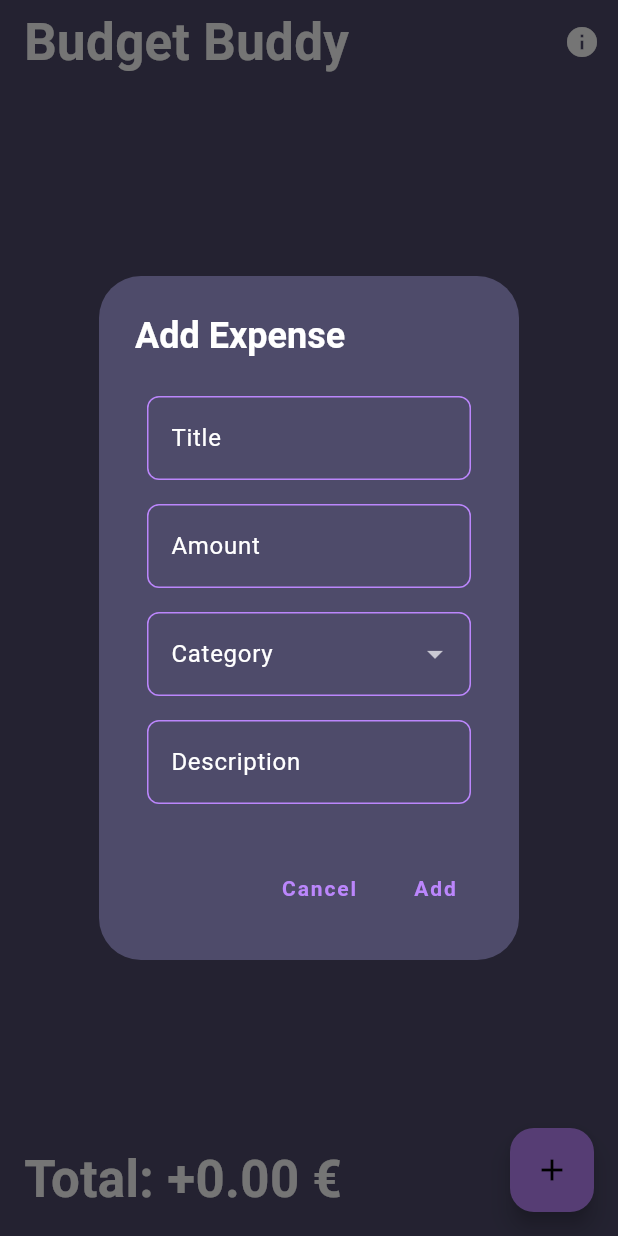
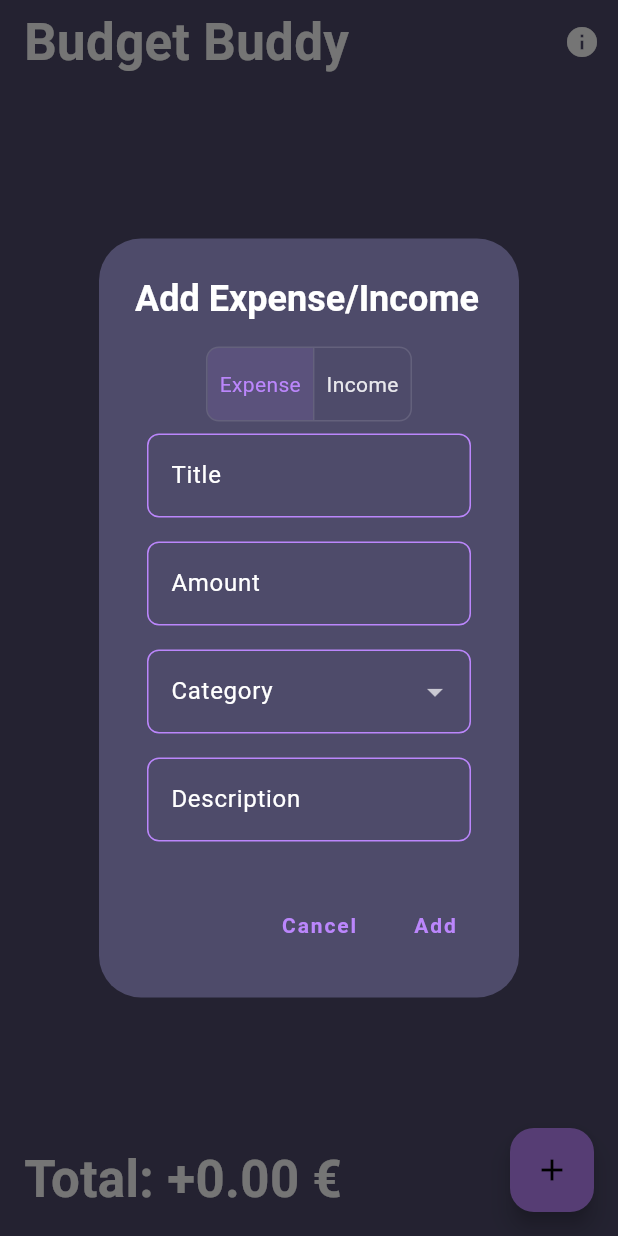
Before and after one commit to maxj4/budget_buddy, a Flutter app: the screen it shows after launch, after a tap on the "add" icon, on a phone screen of 412 x 824 dp. Run offline on Flutter 3.47's test engine with Material 3 defaults, Android fonts, the phone set to English and light mode, and no system bars; our stand-ins replace dartz, equatable, flutter_bloc, isar; accounts and stored records are empty; generated files the repository leaves out were written again.

Commit message:
add ToggleButton to switch between adding expense or income

```diff
--- a/lib/presentation/widgets/add_expense_floating_action_button.dart
+++ b/lib/presentation/widgets/add_expense_floating_action_button.dart
@@ -5,8 +5,11 @@ import 'package:budget_buddy/presentation/bloc/expense_event.dart';
 import 'package:flutter/material.dart';
 import 'package:flutter_bloc/flutter_bloc.dart';
 
+// ignore: must_be_immutable
 class AddExpenseFloatingActionButton extends StatelessWidget {
   final _formKey = GlobalKey<FormState>();
+  bool _isExpense = true;
+  List<bool> _isSelected = [true, false];
 
   AddExpenseFloatingActionButton({
     super.key,
@@ -26,14 +29,34 @@ class AddExpenseFloatingActionButton extends StatelessWidget {
         showAdaptiveDialog(
           context: context,
           builder: (BuildContext context) {
-            return AlertDialog.adaptive(
-              title: const Text('Add Expense'),
+            return StatefulBuilder(
+              builder: (context, setState) => AlertDialog.adaptive(
+                title: const Text('Add Expense/Income'),
                 content: SingleChildScrollView(
                   child: Form(
                     key: _formKey,
                     child: Column(
                       mainAxisSize: MainAxisSize.min,
                       children: [
+                        ToggleButtons(
+                          isSelected: _isSelected,
+                          borderRadius: BorderRadius.circular(8),
+                          onPressed: (index) {
+                            _isExpense = index == 0;
+                            _isSelected = List.generate(2, (i) => i == index);
+                            setState(() {});
+                          },
+                          children: const [
+                            Padding(
+                              padding: EdgeInsets.all(8.0),
+                              child: Text('Expense'),
+                            ),
+                            Padding(
+                              padding: EdgeInsets.all(8.0),
+                              child: Text('Income'),
+                            ),
+                          ],
+                        ),
                         Padding(
                           padding: const EdgeInsets.all(8.0),
                           child: TextFormField(
@@ -67,7 +90,8 @@ class AddExpenseFloatingActionButton extends StatelessWidget {
                               return null;
                             },
                             onSaved: (value) {
-                            expense.amount = double.parse(value!);
+                              double amount = double.parse(value!);
+                              expense.amount = _isExpense ? amount : -amount;
                             },
                           ),
                         ),
@@ -118,13 +142,16 @@ class AddExpenseFloatingActionButton extends StatelessWidget {
                     onPressed: () {
                       if (_formKey.currentState!.validate()) {
                         _formKey.currentState!.save();
-                      context.read<ExpenseBloc>().add(AddExpenseEvent(expense));
+                        context
+                            .read<ExpenseBloc>()
+                            .add(AddExpenseEvent(expense));
                         Navigator.of(context).pop();
                       }
                     },
                     child: const Text('Add'),
                   ),
                 ],
+              ),
             );
           },
         );
--- a/lib/presentation/widgets/expense_widget.dart
+++ b/lib/presentation/widgets/expense_widget.dart
@@ -11,7 +11,7 @@ class ExpenseWidget extends StatelessWidget {
 
   @override
   Widget build(BuildContext context) {
-    bool isIncome = expense.amount < 0;
+    bool isExpense = expense.amount > 0;
     return Container(
       decoration: BoxDecoration(
         color: Theme.of(context).colorScheme.surface,
@@ -36,7 +36,7 @@ class ExpenseWidget extends StatelessWidget {
             Row(
               mainAxisAlignment: MainAxisAlignment.spaceBetween,
               children: [
-                !isIncome
+                isExpense
                     ? Text(
                         '-${expense.amount.toStringAsFixed(2)} €',
                         style: TextStyle(
```
Lines whose indentation alone changed are shown as unchanged.
